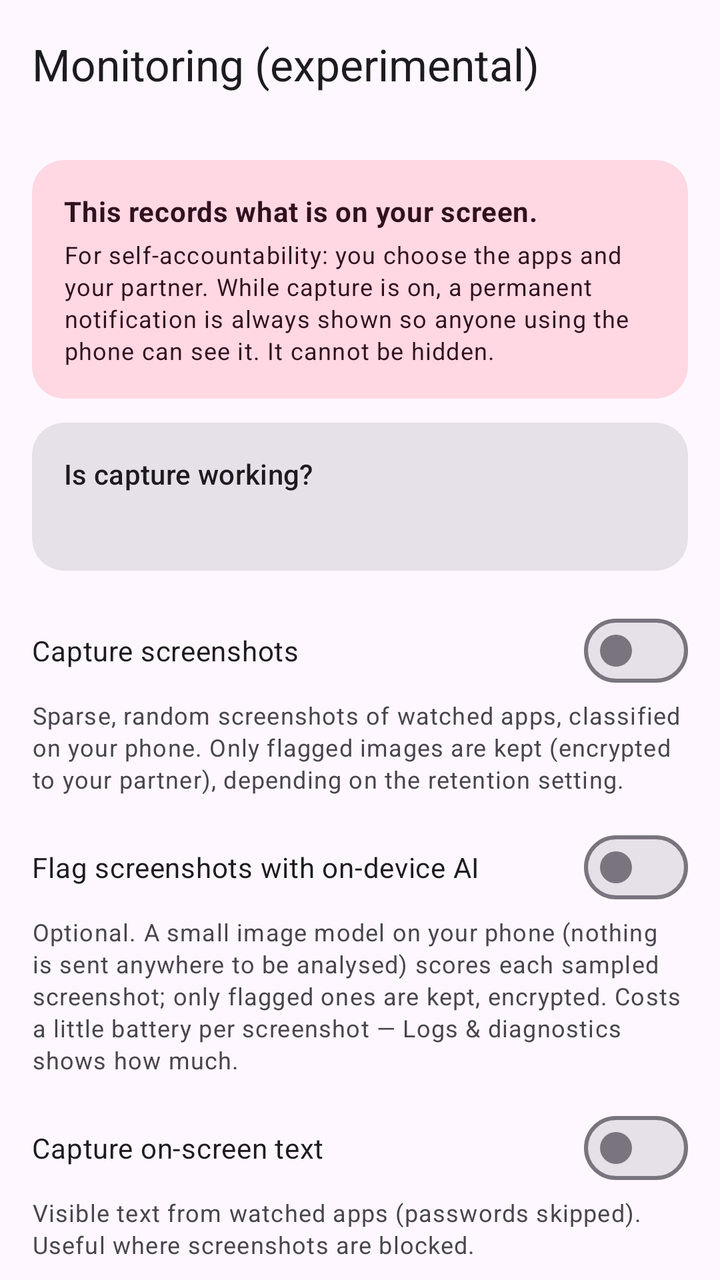
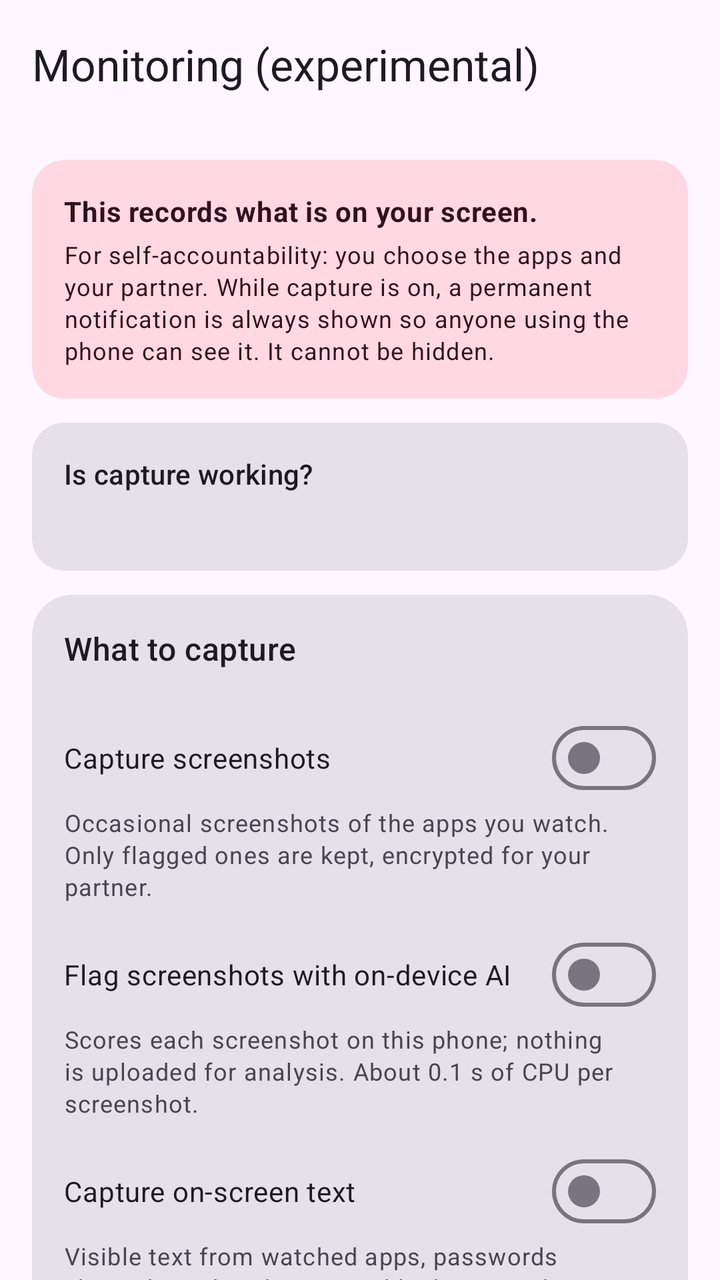

Compare the two renders of this Android layout. The source of the first and the diff that turns it into the second are given below.
<!-- AndroidManifest.xml: application theme Theme.FocusFence -->
<!-- res/layout/activity_monitoring.xml -->
<?xml version="1.0" encoding="utf-8"?>
<androidx.coordinatorlayout.widget.CoordinatorLayout
    xmlns:android="http://schemas.android.com/apk/res/android"
    xmlns:app="http://schemas.android.com/apk/res-auto"
    android:layout_width="match_parent"
    android:layout_height="match_parent">

    <com.google.android.material.appbar.AppBarLayout
        android:layout_width="match_parent"
        android:layout_height="wrap_content">

        <com.google.android.material.appbar.MaterialToolbar
            android:id="@+id/toolbar"
            android:layout_width="match_parent"
            android:layout_height="?attr/actionBarSize"
            app:title="@string/monitor_title" />
    </com.google.android.material.appbar.AppBarLayout>

    <androidx.core.widget.NestedScrollView
        android:layout_width="match_parent"
        android:layout_height="match_parent"
        app:layout_behavior="@string/appbar_scrolling_view_behavior">

        <LinearLayout
            android:layout_width="match_parent"
            android:layout_height="wrap_content"
            android:orientation="vertical"
            android:padding="16dp">

            <com.google.android.material.card.MaterialCardView
                android:layout_width="match_parent"
                android:layout_height="wrap_content"
                app:cardCornerRadius="16dp"
                app:contentPadding="16dp"
                app:cardBackgroundColor="?attr/colorTertiaryContainer">

                <LinearLayout
                    android:layout_width="match_parent"
                    android:layout_height="wrap_content"
                    android:orientation="vertical">

                    <TextView
                        android:layout_width="match_parent"
                        android:layout_height="wrap_content"
                        android:text="@string/monitor_banner"
                        android:textAppearance="?attr/textAppearanceBodyMedium"
                        android:textColor="?attr/colorOnTertiaryContainer"
                        android:textStyle="bold" />

                    <TextView
                        android:layout_width="match_parent"
                        android:layout_height="wrap_content"
                        android:layout_marginTop="4dp"
                        android:text="@string/monitor_banner_detail"
                        android:textAppearance="?attr/textAppearanceBodySmall"
                        android:textColor="?attr/colorOnTertiaryContainer" />
                </LinearLayout>
            </com.google.android.material.card.MaterialCardView>

            <com.google.android.material.card.MaterialCardView
                android:layout_width="match_parent"
                android:layout_height="wrap_content"
                android:layout_marginTop="12dp"
                app:cardCornerRadius="16dp"
                app:contentPadding="16dp">
                <LinearLayout
                    android:layout_width="match_parent"
                    android:layout_height="wrap_content"
                    android:orientation="vertical">
                    <TextView
                        android:layout_width="match_parent"
                        android:layout_height="wrap_content"
                        android:text="@string/capture_status_title"
                        android:textAppearance="?attr/textAppearanceTitleSmall" />
                    <TextView
                        android:id="@+id/captureStatus"
                        android:layout_width="match_parent"
                        android:layout_height="wrap_content"
                        android:layout_marginTop="4dp"
                        android:textAppearance="?attr/textAppearanceBodyMedium" />
                </LinearLayout>
            </com.google.android.material.card.MaterialCardView>

            <com.google.android.material.materialswitch.MaterialSwitch
                android:id="@+id/screenshotsSwitch"
                android:layout_width="match_parent"
                android:layout_height="wrap_content"
                android:layout_marginTop="16dp"
                android:text="@string/monitor_shots" />

            <TextView
                android:id="@+id/screenshotsHint"
                android:layout_width="match_parent"
                android:layout_height="wrap_content"
                android:text="@string/monitor_shots_hint"
                android:textAppearance="?attr/textAppearanceBodySmall"
                android:textColor="?android:attr/textColorSecondary" />

            <com.google.android.material.materialswitch.MaterialSwitch
                android:id="@+id/aiSwitch"
                android:layout_width="match_parent"
                android:layout_height="wrap_content"
                android:layout_marginTop="12dp"
                android:text="@string/monitor_ai" />

            <TextView
                android:layout_width="match_parent"
                android:layout_height="wrap_content"
                android:text="@string/monitor_ai_hint"
                android:textAppearance="?attr/textAppearanceBodySmall"
                android:textColor="?android:attr/textColorSecondary" />

            <com.google.android.material.materialswitch.MaterialSwitch
                android:id="@+id/textSwitch"
                android:layout_width="match_parent"
                android:layout_height="wrap_content"
                android:layout_marginTop="12dp"
                android:text="@string/monitor_text" />

            <TextView
                android:layout_width="match_parent"
                android:layout_height="wrap_content"
                android:text="@string/monitor_text_hint"
                android:textAppearance="?attr/textAppearanceBodySmall"
                android:textColor="?android:attr/textColorSecondary" />

            <Button
                android:id="@+id/watchedAppsButton"
                style="@style/Widget.Material3.Button.TonalButton"
                android:layout_width="wrap_content"
                android:layout_height="wrap_content"
                android:layout_marginTop="12dp"
                android:text="@string/monitor_watched_apps" />

            <com.google.android.material.textfield.TextInputLayout
                style="@style/Widget.Material3.TextInputLayout.OutlinedBox.ExposedDropdownMenu"
                android:layout_width="match_parent"
                android:layout_height="wrap_content"
                android:layout_marginTop="16dp"
                android:hint="@string/monitor_level">

                <com.google.android.material.textfield.MaterialAutoCompleteTextView
                    android:id="@+id/levelDropdown"
                    android:layout_width="match_parent"
                    android:layout_height="wrap_content"
                    android:inputType="none" />
            </com.google.android.material.textfield.TextInputLayout>

            <com.google.android.material.textfield.TextInputLayout
                style="@style/Widget.Material3.TextInputLayout.OutlinedBox.ExposedDropdownMenu"
                android:layout_width="match_parent"
                android:layout_height="wrap_content"
                android:layout_marginTop="12dp"
                android:hint="@string/monitor_retention">

                <com.google.android.material.textfield.MaterialAutoCompleteTextView
                    android:id="@+id/retentionDropdown"
                    android:layout_width="match_parent"
                    android:layout_height="wrap_content"
                    android:inputType="none" />
            </com.google.android.material.textfield.TextInputLayout>

            <TextView
                android:layout_width="match_parent"
                android:layout_height="wrap_content"
                android:layout_marginTop="16dp"
                android:text="@string/monitor_partner_key"
                android:textAppearance="?attr/textAppearanceTitleSmall" />

            <TextView
                android:id="@+id/partnerKeyStatus"
                android:layout_width="match_parent"
                android:layout_height="wrap_content"
                android:textAppearance="?attr/textAppearanceBodySmall"
                android:textColor="?android:attr/textColorSecondary" />

            <com.google.android.material.textfield.TextInputLayout
                android:layout_width="match_parent"
                android:layout_height="wrap_content"
                android:layout_marginTop="4dp"
                android:hint="@string/monitor_partner_key_hint">

                <com.google.android.material.textfield.TextInputEditText
                    android:id="@+id/partnerKeyInput"
                    android:layout_width="match_parent"
                    android:layout_height="wrap_content"
                    android:inputType="textNoSuggestions"
                    android:maxLines="3" />
            </com.google.android.material.textfield.TextInputLayout>

            <Button
                android:id="@+id/partnerKeySaveButton"
                style="@style/Widget.Material3.Button.TextButton"
                android:layout_width="wrap_content"
                android:layout_height="wrap_content"
                android:text="@string/monitor_partner_key_save" />
        </LinearLayout>
    </androidx.core.widget.NestedScrollView>
</androidx.coordinatorlayout.widget.CoordinatorLayout>
<!-- resources referenced by this layout -->
<resources>
  <string name="capture_status_title">Is capture working?</string>
  <string name="monitor_ai">Flag screenshots with on-device AI</string>
  <string name="monitor_ai_hint">Optional. A small image model on your phone (nothing is sent anywhere to be analysed) scores each sampled screenshot; only flagged ones are kept, encrypted. Costs a little battery per screenshot — Logs &amp; diagnostics shows how much.</string>
  <string name="monitor_banner">This records what is on your screen.</string>
  <string name="monitor_banner_detail">For self-accountability: you choose the apps and your partner. While capture is on, a permanent notification is always shown so anyone using the phone can see it. It cannot be hidden.</string>
  <string name="monitor_level">Screenshot frequency</string>
  <string name="monitor_partner_key">Partner encryption key</string>
  <string name="monitor_partner_key_hint">Paste partner public key (Base64)</string>
  <string name="monitor_partner_key_save">Save key</string>
  <string name="monitor_retention">What to keep</string>
  <string name="monitor_shots">Capture screenshots</string>
  <string name="monitor_shots_hint">Sparse, random screenshots of watched apps, classified on your phone. Only flagged images are kept (encrypted to your partner), depending on the retention setting.</string>
  <string name="monitor_text">Capture on-screen text</string>
  <string name="monitor_text_hint">Visible text from watched apps (passwords skipped). Useful where screenshots are blocked.</string>
  <string name="monitor_title">Monitoring (experimental)</string>
  <string name="monitor_watched_apps">Watched apps (%1$d)</string>
  <style name="Theme.FocusFence" parent="Theme.Material3.DayNight.NoActionBar">
          <item name="colorPrimary">@color/brand_primary</item>
          
          <item name="materialCardViewStyle">@style/Widget.Material3.CardView.Filled</item>
          
          <item name="android:statusBarColor">?attr/colorSurface</item>
          <item name="android:navigationBarColor">?attr/colorSurface</item>
          <item name="android:windowLightStatusBar">true</item>
      </style>
  <color name="brand_primary">#2E7D32</color>
</resources>

<!-- the commit's change to res/layout/activity_monitoring.xml (unified diff, before → after) -->
@@ -81,119 +81,167 @@
                 </LinearLayout>
             </com.google.android.material.card.MaterialCardView>
 
-            <com.google.android.material.materialswitch.MaterialSwitch
-                android:id="@+id/screenshotsSwitch"
-                android:layout_width="match_parent"
-                android:layout_height="wrap_content"
-                android:layout_marginTop="16dp"
-                android:text="@string/monitor_shots" />
-
-            <TextView
-                android:id="@+id/screenshotsHint"
-                android:layout_width="match_parent"
-                android:layout_height="wrap_content"
-                android:text="@string/monitor_shots_hint"
-                android:textAppearance="?attr/textAppearanceBodySmall"
-                android:textColor="?android:attr/textColorSecondary" />
-
-            <com.google.android.material.materialswitch.MaterialSwitch
-                android:id="@+id/aiSwitch"
-                android:layout_width="match_parent"
-                android:layout_height="wrap_content"
-                android:layout_marginTop="12dp"
-                android:text="@string/monitor_ai" />
-
-            <TextView
-                android:layout_width="match_parent"
-                android:layout_height="wrap_content"
-                android:text="@string/monitor_ai_hint"
-                android:textAppearance="?attr/textAppearanceBodySmall"
-                android:textColor="?android:attr/textColorSecondary" />
-
-            <com.google.android.material.materialswitch.MaterialSwitch
-                android:id="@+id/textSwitch"
-                android:layout_width="match_parent"
-                android:layout_height="wrap_content"
-                android:layout_marginTop="12dp"
-                android:text="@string/monitor_text" />
-
-            <TextView
-                android:layout_width="match_parent"
-                android:layout_height="wrap_content"
-                android:text="@string/monitor_text_hint"
-                android:textAppearance="?attr/textAppearanceBodySmall"
-                android:textColor="?android:attr/textColorSecondary" />
-
-            <Button
-                android:id="@+id/watchedAppsButton"
-                style="@style/Widget.Material3.Button.TonalButton"
-                android:layout_width="wrap_content"
-                android:layout_height="wrap_content"
-                android:layout_marginTop="12dp"
-                android:text="@string/monitor_watched_apps" />
-
-            <com.google.android.material.textfield.TextInputLayout
-                style="@style/Widget.Material3.TextInputLayout.OutlinedBox.ExposedDropdownMenu"
-                android:layout_width="match_parent"
-                android:layout_height="wrap_content"
-                android:layout_marginTop="16dp"
-                android:hint="@string/monitor_level">
-
-                <com.google.android.material.textfield.MaterialAutoCompleteTextView
-                    android:id="@+id/levelDropdown"
-                    android:layout_width="match_parent"
-                    android:layout_height="wrap_content"
-                    android:inputType="none" />
-            </com.google.android.material.textfield.TextInputLayout>
-
-            <com.google.android.material.textfield.TextInputLayout
-                style="@style/Widget.Material3.TextInputLayout.OutlinedBox.ExposedDropdownMenu"
-                android:layout_width="match_parent"
-                android:layout_height="wrap_content"
-                android:layout_marginTop="12dp"
-                android:hint="@string/monitor_retention">
-
-                <com.google.android.material.textfield.MaterialAutoCompleteTextView
-                    android:id="@+id/retentionDropdown"
-                    android:layout_width="match_parent"
-                    android:layout_height="wrap_content"
-                    android:inputType="none" />
-            </com.google.android.material.textfield.TextInputLayout>
-
-            <TextView
-                android:layout_width="match_parent"
-                android:layout_height="wrap_content"
-                android:layout_marginTop="16dp"
-                android:text="@string/monitor_partner_key"
-                android:textAppearance="?attr/textAppearanceTitleSmall" />
-
-            <TextView
-                android:id="@+id/partnerKeyStatus"
-                android:layout_width="match_parent"
-                android:layout_height="wrap_content"
-                android:textAppearance="?attr/textAppearanceBodySmall"
-                android:textColor="?android:attr/textColorSecondary" />
-
-            <com.google.android.material.textfield.TextInputLayout
-                android:layout_width="match_parent"
-                android:layout_height="wrap_content"
-                android:layout_marginTop="4dp"
-                android:hint="@string/monitor_partner_key_hint">
-
-                <com.google.android.material.textfield.TextInputEditText
-                    android:id="@+id/partnerKeyInput"
-                    android:layout_width="match_parent"
-                    android:layout_height="wrap_content"
-                    android:inputType="textNoSuggestions"
-                    android:maxLines="3" />
-            </com.google.android.material.textfield.TextInputLayout>
-
-            <Button
-                android:id="@+id/partnerKeySaveButton"
-                style="@style/Widget.Material3.Button.TextButton"
-                android:layout_width="wrap_content"
-                android:layout_height="wrap_content"
-                android:text="@string/monitor_partner_key_save" />
+            <com.google.android.material.card.MaterialCardView
+                android:layout_width="match_parent"
+                android:layout_height="wrap_content"
+                android:layout_marginTop="12dp"
+                app:cardCornerRadius="20dp"
+                app:contentPadding="16dp">
+                <LinearLayout
+                    android:layout_width="match_parent"
+                    android:layout_height="wrap_content"
+                    android:orientation="vertical">
+                    <TextView
+                        android:layout_width="match_parent"
+                        android:layout_height="wrap_content"
+                        android:layout_marginBottom="4dp"
+                        android:text="@string/monitor_section_capture"
+                        android:textAppearance="?attr/textAppearanceTitleMedium" />
+                    <com.google.android.material.materialswitch.MaterialSwitch
+                        android:id="@+id/screenshotsSwitch"
+                        android:layout_width="match_parent"
+                        android:layout_height="wrap_content"
+                        android:layout_marginTop="16dp"
+                        android:text="@string/monitor_shots" />
+
+                    <TextView
+                        android:id="@+id/screenshotsHint"
+                        android:layout_width="match_parent"
+                        android:layout_height="wrap_content"
+                        android:text="@string/monitor_shots_hint"
+                        android:textAppearance="?attr/textAppearanceBodySmall"
+                        android:textColor="?attr/colorOnSurfaceVariant" />
+
+                    <com.google.android.material.materialswitch.MaterialSwitch
+                        android:id="@+id/aiSwitch"
+                        android:layout_width="match_parent"
+                        android:layout_height="wrap_content"
+                        android:layout_marginTop="12dp"
+                        android:text="@string/monitor_ai" />
+
+                    <TextView
+                        android:layout_width="match_parent"
+                        android:layout_height="wrap_content"
+                        android:text="@string/monitor_ai_hint"
+                        android:textAppearance="?attr/textAppearanceBodySmall"
+                        android:textColor="?attr/colorOnSurfaceVariant" />
+
+                    <com.google.android.material.materialswitch.MaterialSwitch
+                        android:id="@+id/textSwitch"
+                        android:layout_width="match_parent"
+                        android:layout_height="wrap_content"
+                        android:layout_marginTop="12dp"
+                        android:text="@string/monitor_text" />
+
+                    <TextView
+                        android:layout_width="match_parent"
+                        android:layout_height="wrap_content"
+                        android:text="@string/monitor_text_hint"
+                        android:textAppearance="?attr/textAppearanceBodySmall"
+                        android:textColor="?attr/colorOnSurfaceVariant" />
+
+                    <Button
+                        android:id="@+id/watchedAppsButton"
+                        style="@style/Widget.Material3.Button.TonalButton"
+                        android:layout_width="wrap_content"
+                        android:layout_height="wrap_content"
+                        android:layout_marginTop="12dp"
+                        android:text="@string/monitor_watched_apps" />
+                </LinearLayout>
+            </com.google.android.material.card.MaterialCardView>
+
+            <com.google.android.material.card.MaterialCardView
+                android:layout_width="match_parent"
+                android:layout_height="wrap_content"
+                android:layout_marginTop="12dp"
+                app:cardCornerRadius="20dp"
+                app:contentPadding="16dp">
+                <LinearLayout
+                    android:layout_width="match_parent"
+                    android:layout_height="wrap_content"
+                    android:orientation="vertical">
+                    <TextView
+                        android:layout_width="match_parent"
+                        android:layout_height="wrap_content"
+                        android:layout_marginBottom="4dp"
+                        android:text="@string/monitor_section_schedule"
+                        android:textAppearance="?attr/textAppearanceTitleMedium" />
+                    <com.google.android.material.textfield.TextInputLayout
+                        style="@style/Widget.Material3.TextInputLayout.OutlinedBox.ExposedDropdownMenu"
+                        android:layout_width="match_parent"
+                        android:layout_height="wrap_content"
+                        android:layout_marginTop="16dp"
+                        android:hint="@string/monitor_level">
+
+                        <com.google.android.material.textfield.MaterialAutoCompleteTextView
+                            android:id="@+id/levelDropdown"
+                            android:layout_width="match_parent"
+                            android:layout_height="wrap_content"
+                            android:inputType="none" />
+                    </com.google.android.material.textfield.TextInputLayout>
+
+                    <com.google.android.material.textfield.TextInputLayout
+                        style="@style/Widget.Material3.TextInputLayout.OutlinedBox.ExposedDropdownMenu"
+                        android:layout_width="match_parent"
+                        android:layout_height="wrap_content"
+                        android:layout_marginTop="12dp"
+                        android:hint="@string/monitor_retention">
+
+                        <com.google.android.material.textfield.MaterialAutoCompleteTextView
+                            android:id="@+id/retentionDropdown"
+                            android:layout_width="match_parent"
+                            android:layout_height="wrap_content"
+                            android:inputType="none" />
+                    </com.google.android.material.textfield.TextInputLayout>
+                </LinearLayout>
+            </com.google.android.material.card.MaterialCardView>
+
+            <com.google.android.material.card.MaterialCardView
+                android:layout_width="match_parent"
+                android:layout_height="wrap_content"
+                android:layout_marginTop="12dp"
+                app:cardCornerRadius="20dp"
+                app:contentPadding="16dp">
+                <LinearLayout
+                    android:layout_width="match_parent"
+                    android:layout_height="wrap_content"
+                    android:orientation="vertical">
+                    <TextView
+                        android:layout_width="match_parent"
+                        android:layout_height="wrap_content"
+                        android:layout_marginBottom="4dp"
+                        android:text="@string/monitor_section_key"
+                        android:textAppearance="?attr/textAppearanceTitleMedium" />
+
+                    <TextView
+                        android:id="@+id/partnerKeyStatus"
+                        android:layout_width="match_parent"
+                        android:layout_height="wrap_content"
+                        android:textAppearance="?attr/textAppearanceBodySmall"
+                        android:textColor="?attr/colorOnSurfaceVariant" />
+
+                    <com.google.android.material.textfield.TextInputLayout
+                        android:layout_width="match_parent"
+                        android:layout_height="wrap_content"
+                        android:layout_marginTop="4dp"
+                        android:hint="@string/monitor_partner_key_hint">
+
+                        <com.google.android.material.textfield.TextInputEditText
+                            android:id="@+id/partnerKeyInput"
+                            android:layout_width="match_parent"
+                            android:layout_height="wrap_content"
+                            android:inputType="textNoSuggestions"
+                            android:maxLines="3" />
+                    </com.google.android.material.textfield.TextInputLayout>
+
+                    <Button
+                        android:id="@+id/partnerKeySaveButton"
+                        style="@style/Widget.Material3.Button.TextButton"
+                        android:layout_width="wrap_content"
+                        android:layout_height="wrap_content"
+                        android:text="@string/monitor_partner_key_save" />
+                </LinearLayout>
+            </com.google.android.material.card.MaterialCardView>
         </LinearLayout>
     </androidx.core.widget.NestedScrollView>
 </androidx.coordinatorlayout.widget.CoordinatorLayout>
<!-- resource entries referenced after the edit -->
@@ -2,18 +2,20 @@
 <resources>
   <string name="capture_status_title">Is capture working?</string>
   <string name="monitor_ai">Flag screenshots with on-device AI</string>
-  <string name="monitor_ai_hint">Optional. A small image model on your phone (nothing is sent anywhere to be analysed) scores each sampled screenshot; only flagged ones are kept, encrypted. Costs a little battery per screenshot — Logs &amp; diagnostics shows how much.</string>
+  <string name="monitor_ai_hint">Scores each screenshot on this phone; nothing is uploaded for analysis. About 0.1 s of CPU per screenshot.</string>
   <string name="monitor_banner">This records what is on your screen.</string>
   <string name="monitor_banner_detail">For self-accountability: you choose the apps and your partner. While capture is on, a permanent notification is always shown so anyone using the phone can see it. It cannot be hidden.</string>
   <string name="monitor_level">Screenshot frequency</string>
-  <string name="monitor_partner_key">Partner encryption key</string>
   <string name="monitor_partner_key_hint">Paste partner public key (Base64)</string>
   <string name="monitor_partner_key_save">Save key</string>
   <string name="monitor_retention">What to keep</string>
+  <string name="monitor_section_capture">What to capture</string>
+  <string name="monitor_section_key">Partner encryption key</string>
+  <string name="monitor_section_schedule">How often, and what to keep</string>
   <string name="monitor_shots">Capture screenshots</string>
-  <string name="monitor_shots_hint">Sparse, random screenshots of watched apps, classified on your phone. Only flagged images are kept (encrypted to your partner), depending on the retention setting.</string>
+  <string name="monitor_shots_hint">Occasional screenshots of the apps you watch. Only flagged ones are kept, encrypted for your partner.</string>
   <string name="monitor_text">Capture on-screen text</string>
-  <string name="monitor_text_hint">Visible text from watched apps (passwords skipped). Useful where screenshots are blocked.</string>
+  <string name="monitor_text_hint">Visible text from watched apps, passwords skipped. Works where apps block screenshots.</string>
   <string name="monitor_title">Monitoring (experimental)</string>
   <string name="monitor_watched_apps">Watched apps (%1$d)</string>
   <style name="Theme.FocusFence" parent="Theme.Material3.DayNight.NoActionBar">
